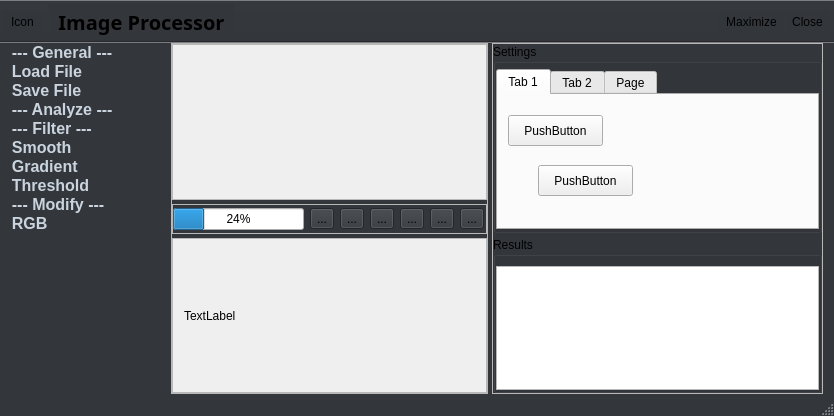
The window that ImageProcessor/mainwindow.ui (gitdev1234/ImageProcessor) describes before a commit, drawn with Qt 5.
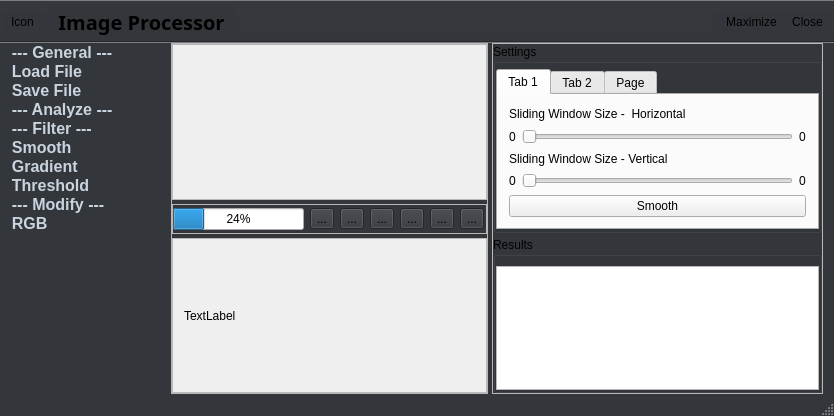
The same window after the commit. Icons and pictures are not drawn.

Commit message: added smooth-functionality

Diff of the .ui file:
```diff
--- a/ImageProcessor/mainwindow.ui
+++ b/ImageProcessor/mainwindow.ui
@@ -476,32 +476,83 @@
                <attribute name="title">
                 <string>Tab 1</string>
                </attribute>
-               <widget class="QPushButton" name="pushButton">
-                <property name="geometry">
-                 <rect>
-                  <x>10</x>
-                  <y>20</y>
-                  <width>95</width>
-                  <height>31</height>
-                 </rect>
-                </property>
-                <property name="text">
-                 <string>PushButton</string>
-                </property>
-               </widget>
-               <widget class="QPushButton" name="pushButton_4">
-                <property name="geometry">
-                 <rect>
-                  <x>40</x>
-                  <y>70</y>
-                  <width>95</width>
-                  <height>31</height>
-                 </rect>
-                </property>
-                <property name="text">
-                 <string>PushButton</string>
-                </property>
-               </widget>
+               <layout class="QVBoxLayout" name="verticalLayout_10">
+                <item>
+                 <layout class="QVBoxLayout" name="verticalLayout_9">
+                  <item>
+                   <widget class="QLabel" name="label_6">
+                    <property name="text">
+                     <string>Sliding Window Size -  Horizontal</string>
+                    </property>
+                   </widget>
+                  </item>
+                  <item>
+                   <layout class="QHBoxLayout" name="horizontalLayout_7">
+                    <item>
+                     <widget class="QLabel" name="label_8">
+                      <property name="text">
+                       <string>0</string>
+                      </property>
+                     </widget>
+                    </item>
+                    <item>
+                     <widget class="QSlider" name="horizontalSlider_4">
+                      <property name="orientation">
+                       <enum>Qt::Horizontal</enum>
+                      </property>
+                     </widget>
+                    </item>
+                    <item>
+                     <widget class="QLabel" name="label_10">
+                      <property name="text">
+                       <string>0</string>
+                      </property>
+                     </widget>
+                    </item>
+                   </layout>
+                  </item>
+                  <item>
+                   <widget class="QLabel" name="label_7">
+                    <property name="text">
+                     <string>Sliding Window Size - Vertical</string>
+                    </property>
+                   </widget>
+                  </item>
+                  <item>
+                   <layout class="QHBoxLayout" name="horizontalLayout_6">
+                    <item>
+                     <widget class="QLabel" name="label_9">
+                      <property name="text">
+                       <string>0</string>
+                      </property>
+                     </widget>
+                    </item>
+                    <item>
+                     <widget class="QSlider" name="horizontalSlider_5">
+                      <property name="orientation">
+                       <enum>Qt::Horizontal</enum>
+                      </property>
+                     </widget>
+                    </item>
+                    <item>
+                     <widget class="QLabel" name="label_11">
+                      <property name="text">
+                       <string>0</string>
+                      </property>
+                     </widget>
+                    </item>
+                   </layout>
+                  </item>
+                  <item>
+                   <widget class="QPushButton" name="pushButton_4">
+                    <property name="text">
+                     <string>Smooth</string>
+                    </property>
+                   </widget>
+                  </item>
+                 </layout>
+                </item>
+               </layout>
               </widget>
               <widget class="QWidget" name="tab_2">
                <attribute name="title">
```
Left out of the diff: 4 changed lines with no effect on the pictures. The commit also changes 4 other files.
